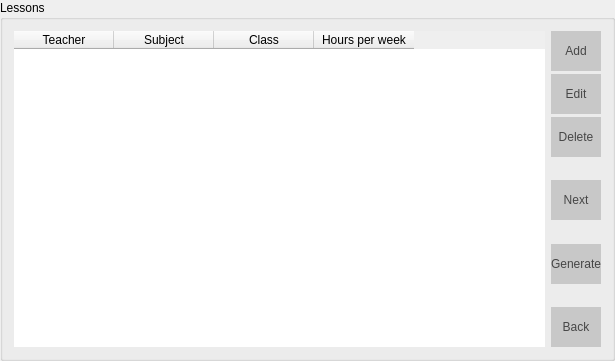
This is Orar/OrarApp/LessonView.ui in alexandrutm/UnivTimetable as Qt 5 draws it before an edit. The edited form follows.
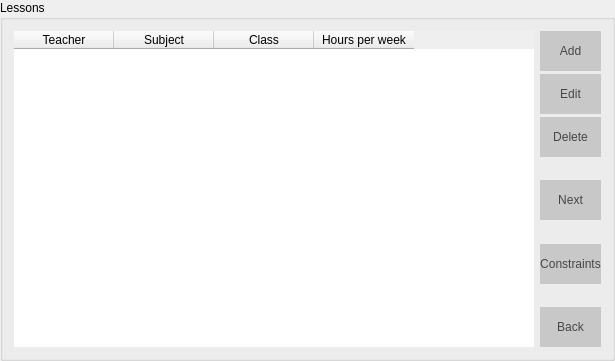
This is the edited form.

Diff of the .ui file:
```diff
--- a/Orar/OrarApp/LessonView.ui
+++ b/Orar/OrarApp/LessonView.ui
@@ -244,7 +244,7 @@
 }</string>
           </property>
           <property name="text">
-           <string>Generate</string>
+           <string>Constraints</string>
           </property>
          </widget>
         </item>
```
Left out of the diff: 8 changed lines with no effect on the pictures.
